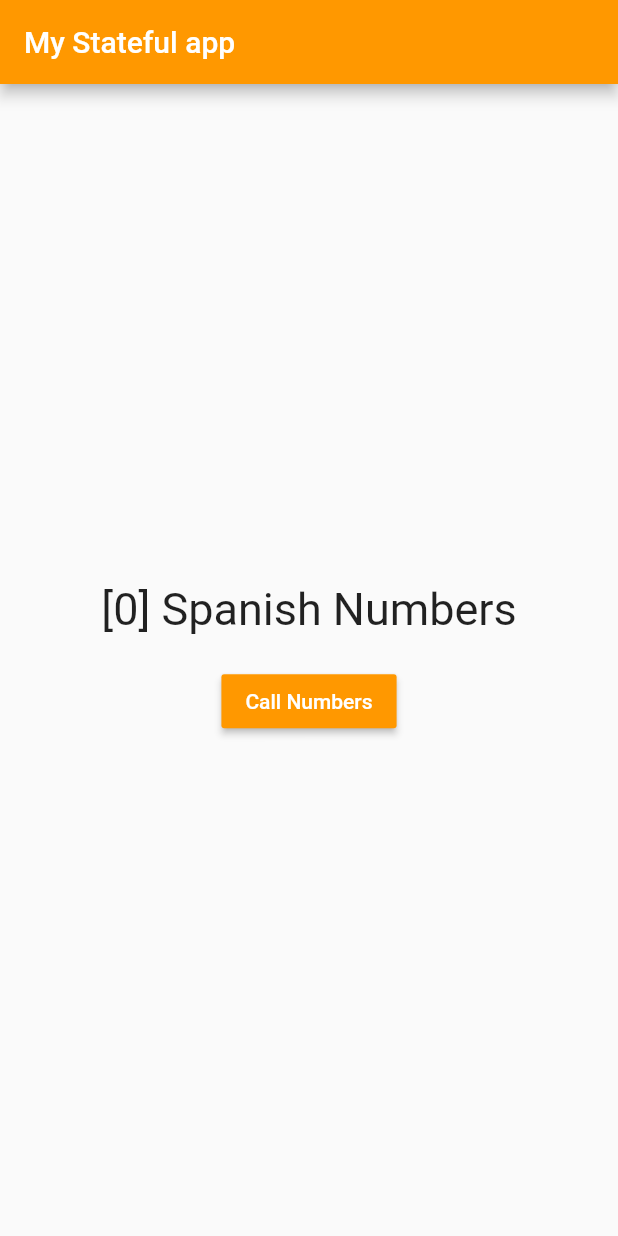
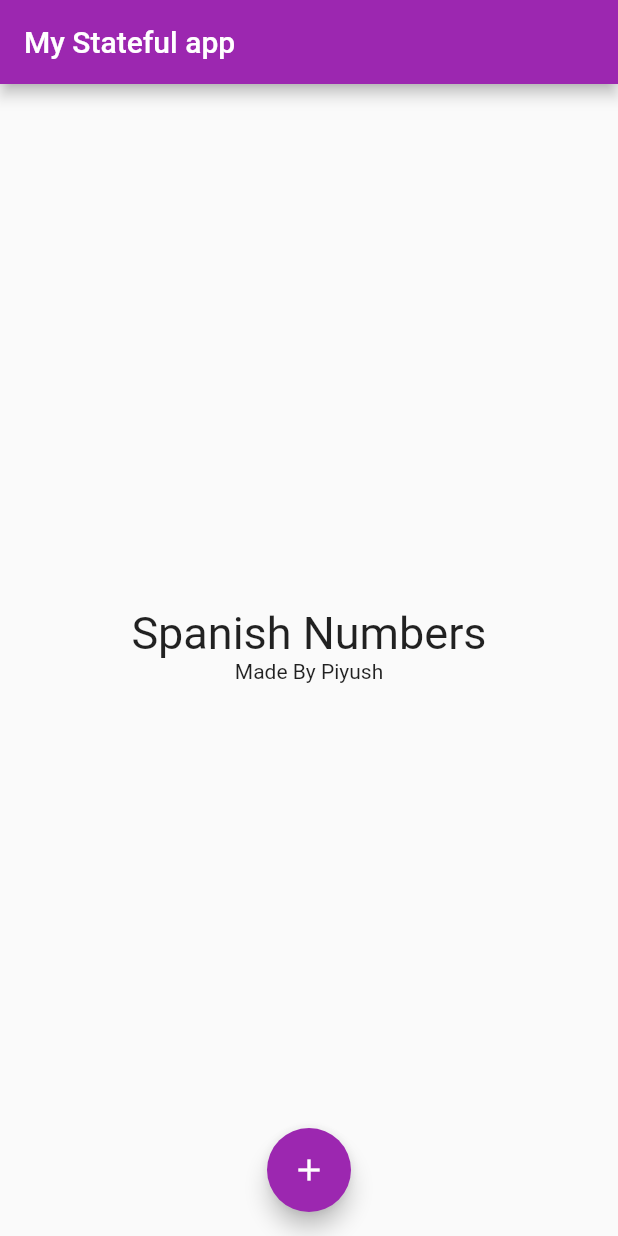
Before and after one commit to piyushgarg-dev/Flutter, a Flutter app: the screen it shows after launch, on a phone screen of 412 x 824 dp. Run offline on Flutter 3.47's test engine with Material 2 defaults, Android fonts, the phone set to English and light mode, and no system bars.

Commit message:
Spanish App Completed

```diff
--- a/03/my_statefull/lib/main.dart
+++ b/03/my_statefull/lib/main.dart
@@ -47,25 +47,30 @@ class MyButtonState extends State<MyButton>{
     return Scaffold(
       appBar: AppBar(
         title: Text('My Stateful app'),
-        backgroundColor: Colors.orange,
+        backgroundColor: Colors.purple,
       ),
 
       body:Container(child:Center(
         child: Column(
           mainAxisAlignment: MainAxisAlignment.center,
           children: <Widget>[
-          Text('[$counter] $defaultText', style: TextStyle(fontSize: 30.0)),
+          Text(defaultText, style: TextStyle(fontSize: 30.0)),
+          Text('Made By Piyush'),
           Padding(padding: EdgeInsets.all(10.0),),
-          RaisedButton(
-          onPressed: displaySNumbers,
-          child: Text('Call Numbers'),
-          color: Colors.orange,
-          textColor: Colors.white,
-          )
+
         ],
        ),
       ),
-      )
+      ),
+      floatingActionButton: FloatingActionButton(
+        onPressed: displaySNumbers,
+        backgroundColor: Colors.purple,
+
+        child:Icon(
+          Icons.add
+        )
+      ),
+      floatingActionButtonLocation: FloatingActionButtonLocation.centerFloat,
     );
   }
 
```
